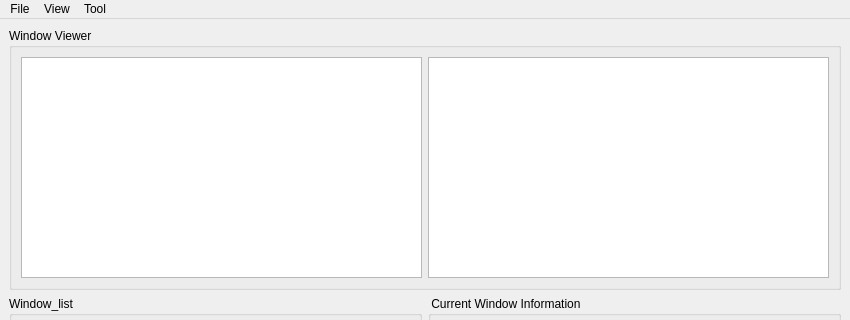
Qt form untitled.ui (GP-Lab/PyWindow) before a commit; both pictures show x 0 to 850 and y 0 to 320 of the 850 by 589 pixel window.
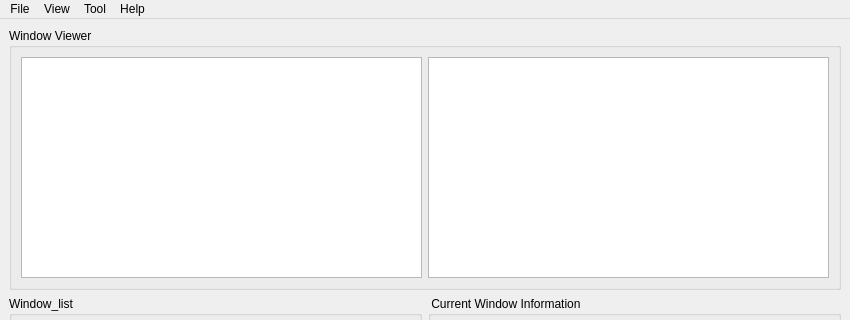
The same form after that commit.

Commit message: 修复了不选中窗口下Apply闪退 加入about窗口信息

Patch:
```diff
--- a/untitled.ui
+++ b/untitled.ui
@@ -281,9 +281,16 @@
     </property>
     <addaction name="actionFull_View"/>
    </widget>
+   <widget class="QMenu" name="menuHelp">
+    <property name="title">
+     <string>Help</string>
+    </property>
+    <addaction name="actionAbout"/>
+   </widget>
    <addaction name="menuFile"/>
    <addaction name="menuView"/>
    <addaction name="menuTool"/>
+   <addaction name="menuHelp"/>
   </widget>
   <widget class="QStatusBar" name="statusbar"/>
   <action name="actionTime_Domain">
```
Left out of the diff: 5 changed lines with no effect on the pictures. The commit also changes 3 other files.
